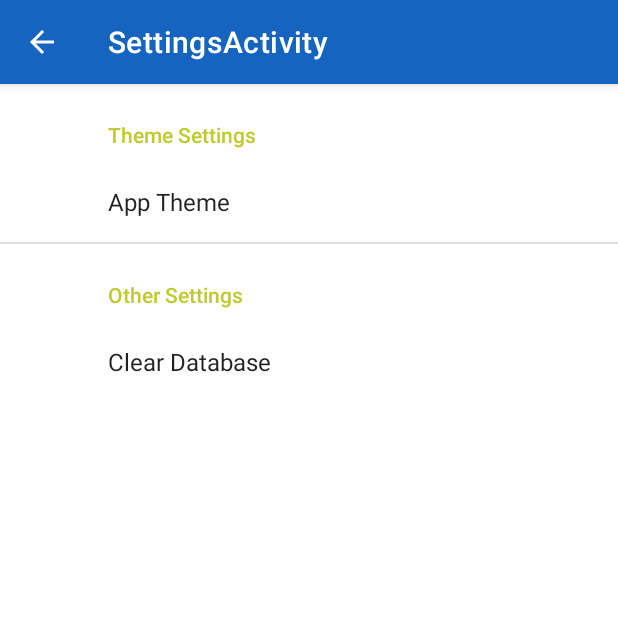
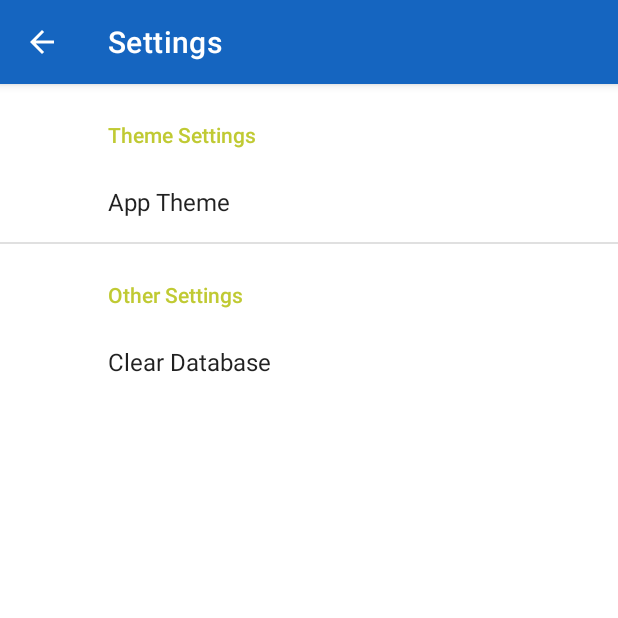
Before and after one commit to charbelc15/COEApp, an Android app: the SettingsActivity screen opened directly, with no data from a screen before it, on a phone screen of 412 x 824 dp, the top half of it. Run offline under Robolectric (Android 15) with nearby library versions, the phone set to English and light mode, and no system bars; our stand-ins replace androidx.preference.

Commit message:
final fixes

```diff
--- a/app/src/main/java/com/example/project3/SettingsActivity.kt
+++ b/app/src/main/java/com/example/project3/SettingsActivity.kt
@@ -22,6 +22,7 @@ class SettingsActivity : AppCompatActivity() {
                 .commit()
         }
         supportActionBar?.setDisplayHomeAsUpEnabled(true)
+        supportActionBar?.title = "Settings"
     }
 
     override fun onOptionsItemSelected(item: MenuItem): Boolean {
```
